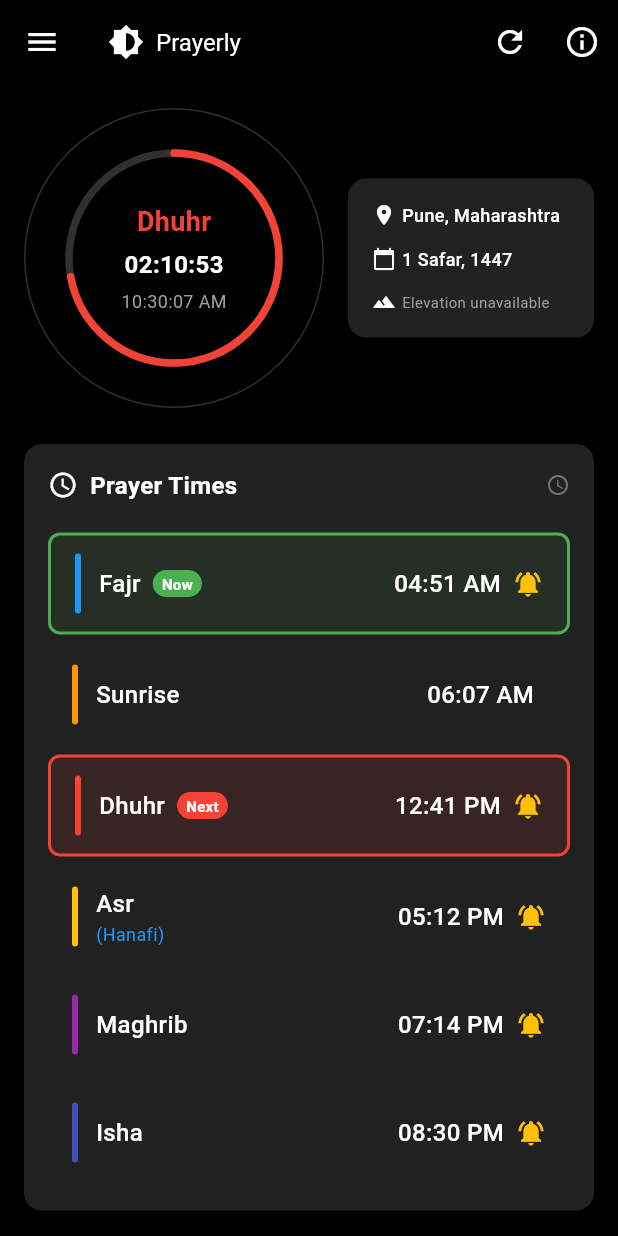
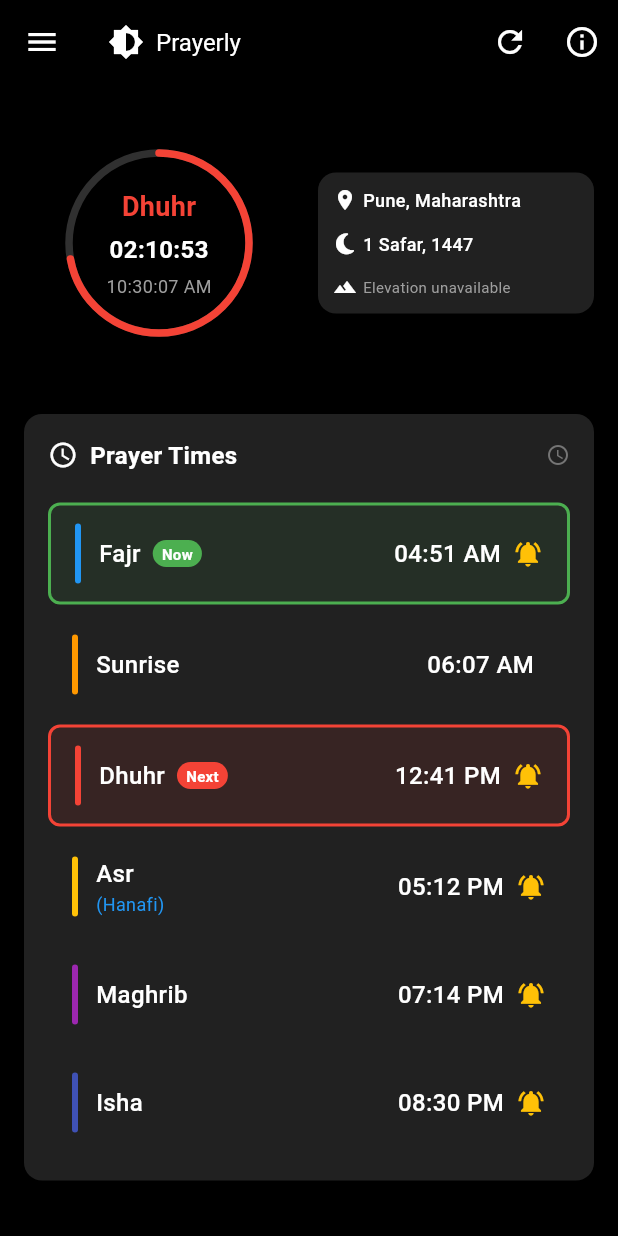
Before and after one commit to PanjatanCoders/prayerly, a Flutter app: the screen it shows after launch, on a phone screen of 412 x 824 dp. Run offline on Flutter 3.47's test engine with Material 3 defaults, Android fonts, the light colour scheme and no system bars; our stand-ins replace font_awesome_flutter, geocoding, geolocator; network calls fail; Roboto replaces fonts that are missing (Arial).

```diff
--- a/lib/widgets/circular_timer_widget.dart
+++ b/lib/widgets/circular_timer_widget.dart
@@ -1,4 +1,3 @@
-// widgets/circular_timer_widget.dart
 import 'package:flutter/material.dart';
 import '../utils/circular_progress_painter.dart';
 import '../services/prayer_service.dart';
@@ -16,7 +15,7 @@ class CircularTimerWidget extends StatelessWidget {
     required this.timeRemaining,
     required this.currentTime,
     required this.progress,
-    this.size = 200,
+    this.size = 180,
   });
 
   @override
@@ -28,21 +27,7 @@ class CircularTimerWidget extends StatelessWidget {
       child: Stack(
         alignment: Alignment.center,
         children: [
-          // Background circle
-          Container(
-            width: size,
-            height: size,
-            decoration: BoxDecoration(
-              shape: BoxShape.circle,
-              color: Colors.black.withOpacity(0.3),
-              border: Border.all(
-                color: Colors.grey.withOpacity(0.3),
-                width: 1,
-              ),
-            ),
-          ),
-
-          // Progress circle
+          // Progress circle (this is your only circle now)
           CustomPaint(
             key: ValueKey('progress_${progress}_$nextPrayer'),
             size: Size(size, size),
--- a/lib/widgets/info_card_widget.dart
+++ b/lib/widgets/info_card_widget.dart
@@ -1,5 +1,6 @@
 // widgets/info_card_widget.dart
 import 'package:flutter/material.dart';
+import 'package:font_awesome_flutter/font_awesome_flutter.dart';
 import '../services/elevation_service.dart';
 
 class InfoCardWidget extends StatelessWidget {
@@ -19,7 +20,7 @@ class InfoCardWidget extends StatelessWidget {
   @override
   Widget build(BuildContext context) {
     return Container(
-      padding: const EdgeInsets.all(16),
+      padding: const EdgeInsets.all(10),
       decoration: BoxDecoration(
         color: Colors.grey[900],
         borderRadius: BorderRadius.circular(12),
@@ -38,7 +39,7 @@ class InfoCardWidget extends StatelessWidget {
 
           // Islamic date
           _buildInfoRow(
-            icon: Icons.calendar_today,
+            icon: FontAwesomeIcons.solidMoon,
             text: islamicDate,
           ),
 
@@ -144,7 +145,7 @@ class CompactInfoCardWidget extends StatelessWidget {
   @override
   Widget build(BuildContext context) {
     return Container(
-      padding: const EdgeInsets.all(12),
+      padding: const EdgeInsets.all(6),
       decoration: BoxDecoration(
         color: Colors.grey[900],
         borderRadius: BorderRadius.circular(8),
@@ -177,7 +178,7 @@ class CompactInfoCardWidget extends StatelessWidget {
           // Islamic date
           Row(
             children: [
-              const Icon(Icons.calendar_today, color: Colors.white, size: 14),
+              const Icon(FontAwesomeIcons.moon, color: Colors.white, size: 14),
               const SizedBox(width: 4),
               Expanded(
                 child: Text(
```
